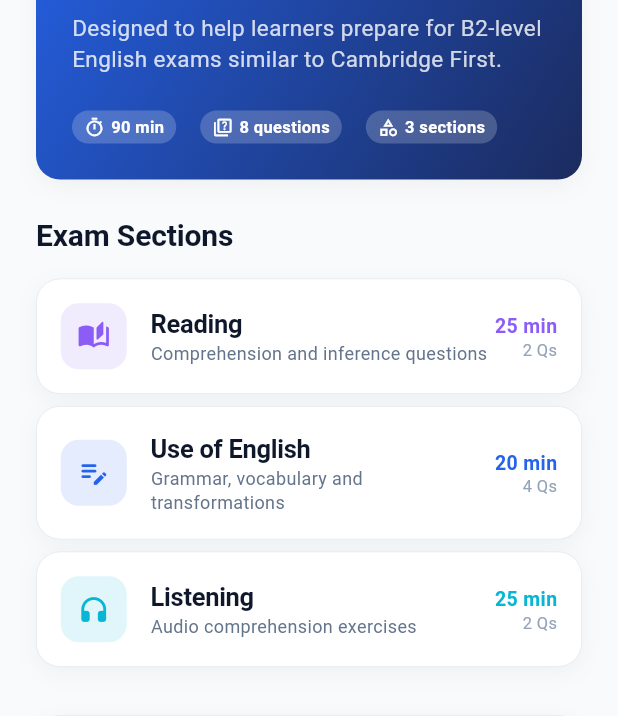
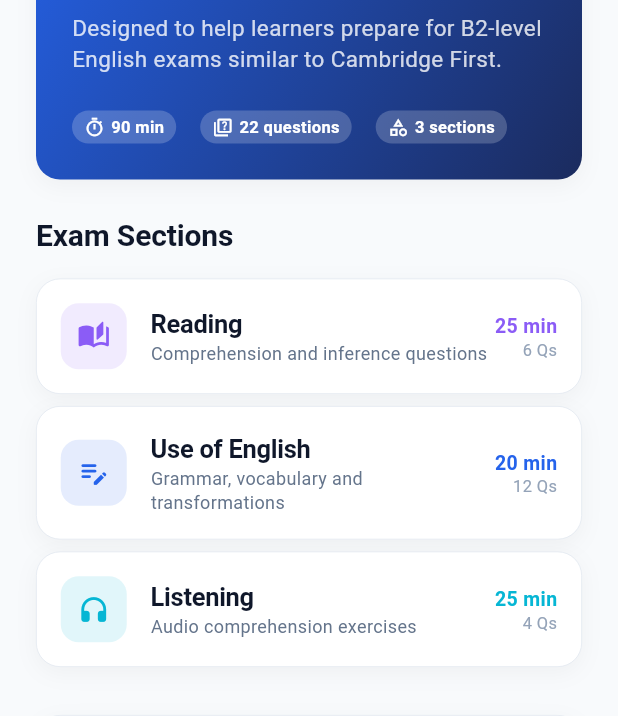
Before and after one commit to PingPeterConnexa/englishb2app, a Flutter app: the MockExamScreen screen opened by its route, on a phone screen of 412 x 824 dp. Shown: the part 281-997 px from the top of the screen. Run offline on Flutter 3.47's test engine with Material 3 defaults, Android fonts, the phone set to English and light mode, and no system bars; our stand-ins replace fl_chart, flutter_riverpod, flutter_tts, go_router, google_generative_ai, shared_preferences; accounts and stored records are empty.

Commit message:
anzahl aufgaben exam

```diff
--- a/lib/features/mock_exam/screens/mock_exam_screen.dart
+++ b/lib/features/mock_exam/screens/mock_exam_screen.dart
@@ -70,7 +70,7 @@ class MockExamScreen extends ConsumerWidget {
                           const SizedBox(width: AppSpacing.md),
                           const _InfoBadge(
                             icon: Icons.quiz_outlined,
-                            label: '8 questions',
+                            label: '22 questions',
                           ),
                           const SizedBox(width: AppSpacing.md),
                           const _InfoBadge(
@@ -100,7 +100,7 @@ class MockExamScreen extends ConsumerWidget {
                   title: 'Reading',
                   description: 'Comprehension and inference questions',
                   duration: '${AppConstants.readingSectionMinutes} min',
-                  questionCount: 2,
+                  questionCount: 6,
                   color: AppColors.reading,
                   icon: Icons.auto_stories_rounded,
                 ),
@@ -110,7 +110,7 @@ class MockExamScreen extends ConsumerWidget {
                   title: 'Use of English',
                   description: 'Grammar, vocabulary and transformations',
                   duration: '${AppConstants.useOfEnglishSectionMinutes} min',
-                  questionCount: 4,
+                  questionCount: 12,
                   color: AppColors.grammar,
                   icon: Icons.edit_note_rounded,
                 ),
@@ -120,7 +120,7 @@ class MockExamScreen extends ConsumerWidget {
                   title: 'Listening',
                   description: 'Audio comprehension exercises',
                   duration: '${AppConstants.listeningSectionMinutes} min',
-                  questionCount: 2,
+                  questionCount: 4,
                   color: AppColors.listening,
                   icon: Icons.headphones_rounded,
                 ),
```
